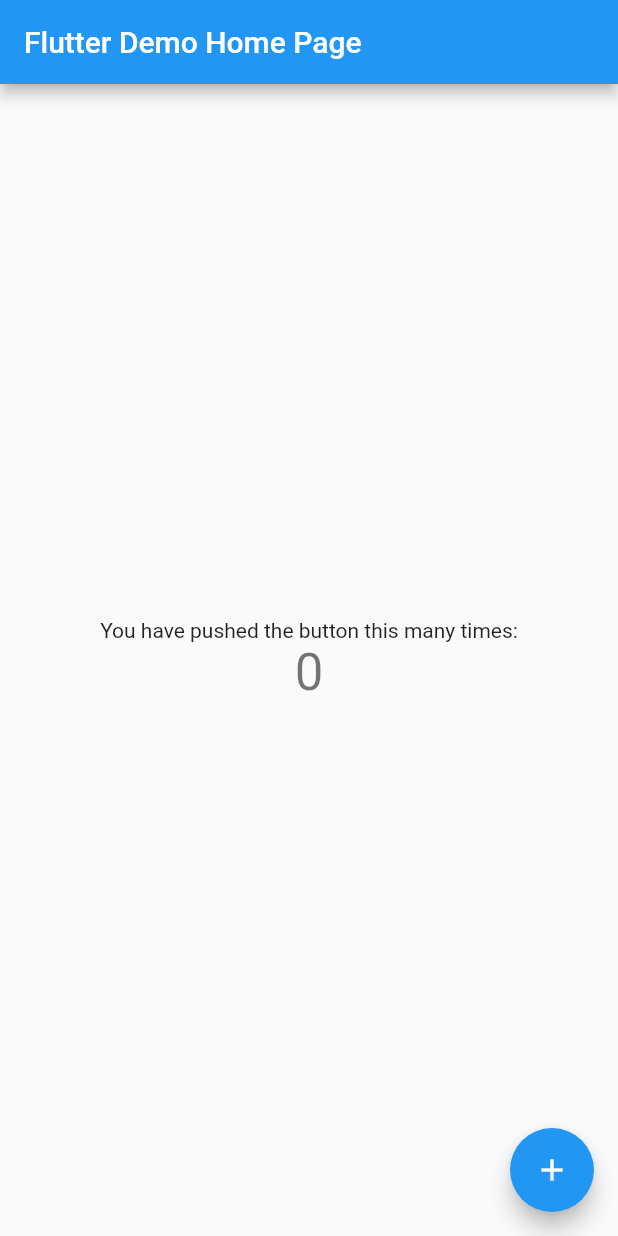
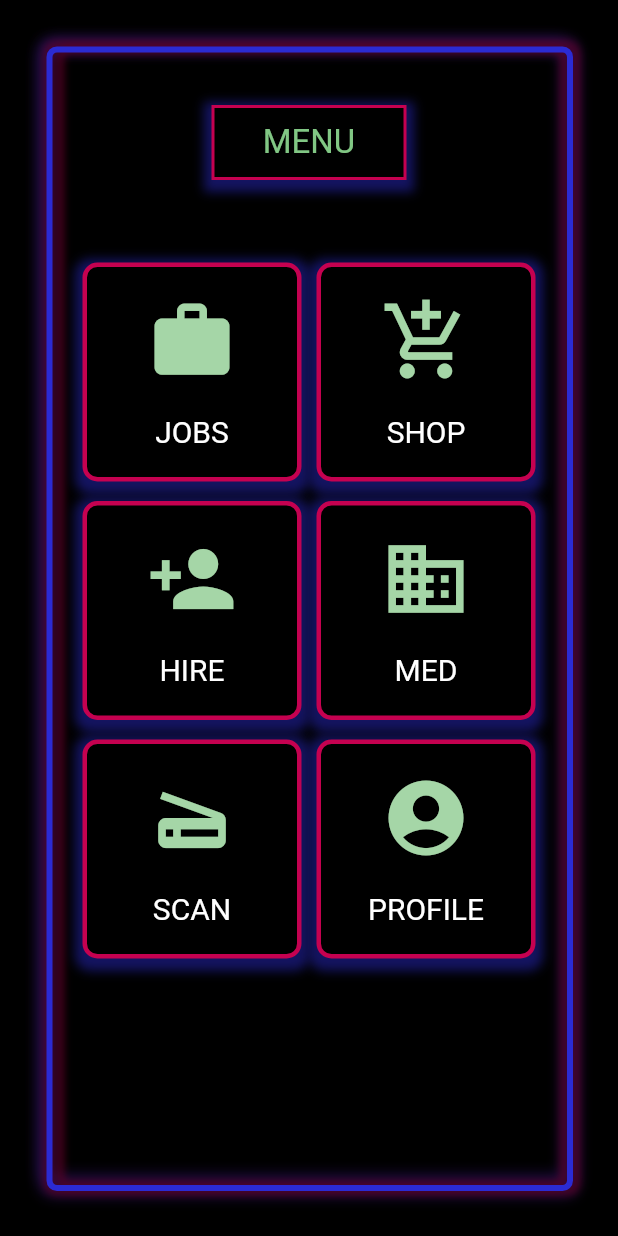
Before and after one commit to Sameerkash/flutterhackathon, a Flutter app: the screen it shows after launch, on a phone screen of 412 x 824 dp. Run offline on Flutter 3.47's test engine with Material 2 defaults, Android fonts, the phone set to English and light mode, and no system bars.

Commit message:
menu page done

```diff
--- a/lib/UI/main_screen/main_scree.dart
+++ b/lib/UI/main_screen/main_scree.dart
@@ -0,0 +1,128 @@
+import 'package:flutter/material.dart';
+import 'package:flutterhackathon/widgets/customs/custom_rect.dart';
+import 'package:flutterhackathon/widgets/primary_screen.dart';
+
+class MainScreen extends StatelessWidget {
+  @override
+  Widget build(BuildContext context) {
+    return Scaffold(
+      backgroundColor: Colors.black,
+      body: Padding(
+        padding: const EdgeInsets.all(30.0),
+        child: Container(
+          height: MediaQuery.of(context).size.height,
+          width: MediaQuery.of(context).size.width,
+          color: Colors.black,
+          child: CustomPaint(
+              painter: MyPainter(),
+              child: Container(
+                  padding: EdgeInsets.all(20),
+                  child: Column(
+                    children: <Widget>[
+                      Padding(
+                        padding: const EdgeInsets.only(top: 20),
+                        child: Center(
+                          child: Container(
+                            height: 50,
+                            width: 130,
+                            decoration: BoxDecoration(
+                                border: Border.all(
+                                    width: 2,
+                                    color: Color.fromRGBO(197, 1, 80, 1)),
+                                boxShadow: [
+                                  BoxShadow(
+                                    color: Color.fromRGBO(28, 28, 137, 1)
+                                        .withOpacity(0.7),
+                                    spreadRadius: 5,
+                                    blurRadius: 5,
+                                    offset: Offset(
+                                        0, 3), // changes position of shadow
+                                  ),
+                                ],
+                                color: Colors.black),
+                            child: Center(
+                              child: Text(
+                                "MENU",
+                                style: TextStyle(
+                                    fontSize: 22, color: Colors.green[300]),
+                              ),
+                            ),
+                          ),
+                        ),
+                      ),
+                      SizedBox(
+                        height: 50,
+                      ),
+                      GridView.count(
+                          shrinkWrap: true,
+                          mainAxisSpacing: 3,
+                          children: <Widget>[
+                            Padding(
+                              padding: const EdgeInsets.all(5.0),
+                              child: PrimaryButton(
+                                  height: 80,
+                                  width: 180,
+                                  icon: Icons.work,
+                                  color: Colors.green,
+                                  buttonText: "JOBS",
+                                  onPressed: () {}),
+                            ),
+                            Padding(
+                              padding: const EdgeInsets.all(5.0),
+                              child: PrimaryButton(
+                                  height: 80,
+                                  width: 180,
+                                  icon: Icons.add_shopping_cart,
+                                  color: Colors.green,
+                                  buttonText: "SHOP",
+                                  onPressed: () {}),
+                            ),
+                            Padding(
+                              padding: const EdgeInsets.all(5.0),
+                              child: PrimaryButton(
+                                  height: 80,
+                                  width: 180,
+                                  icon: Icons.person_add,
+                                  color: Colors.green,
+                                  buttonText: "HIRE",
+                                  onPressed: () {}),
+                            ),
+                            Padding(
+                              padding: const EdgeInsets.all(5.0),
+                              child: PrimaryButton(
+                                  height: 80,
+                                  width: 180,
+                                  icon: Icons.business,
+                                  color: Colors.green,
+                                  buttonText: "MED",
+                                  onPressed: () {}),
+                            ),
+                            Padding(
+                              padding: const EdgeInsets.all(5.0),
+                              child: PrimaryButton(
+                                  height: 80,
+                                  width: 180,
+                                  icon: Icons.scanner,
+                                  color: Colors.green,
+                                  buttonText: "SCAN",
+                                  onPressed: () {}),
+                            ),
+                            Padding(
+                              padding: const EdgeInsets.all(5.0),
+                              child: PrimaryButton(
+                                  height: 80,
+                                  width: 180,
+                                  icon: Icons.account_circle,
+                                  color: Colors.green,
+                                  buttonText: "PROFILE",
+                                  onPressed: () {}),
+                            ),
+                          ],
+                          crossAxisCount: 2)
+                    ],
+                  ))),
+        ),
+      ),
+    );
+  }
+}
--- a/lib/main.dart
+++ b/lib/main.dart
@@ -1,4 +1,5 @@
 import 'package:flutter/material.dart';
+import 'package:flutterhackathon/UI/main_screen/main_scree.dart';
 
 void main() {
   runApp(MyApp());
@@ -10,6 +11,7 @@
   Widget build(BuildContext context) {
     return MaterialApp(
       title: 'Flutter Demo',
+      debugShowCheckedModeBanner: false,
       theme: ThemeData(
         // This is the theme of your application.
         //
@@ -26,7 +28,7 @@
         // closer together (more dense) than on mobile platforms.
         visualDensity: VisualDensity.adaptivePlatformDensity,
       ),
-      home: MyHomePage(title: 'Flutter Demo Home Page'),
+      home: MainScreen(),
     );
   }
 }
--- /dev/null
+++ b/lib/widgets/customs/custom_rect.dart
@@ -0,0 +1,55 @@
+import 'package:flutter/material.dart';
+
+const double _kRadius = 5;
+const double _kBorderWidth = 4;
+
+class MyPainter extends CustomPainter {
+  MyPainter();
+
+  @override
+  void paint(Canvas canvas, Size size) {
+    final rrectBorder = RRect.fromRectAndRadius(
+        Offset(3, 3) & Size(size.width - 5, size.height - 5),
+        Radius.circular(_kRadius));
+
+    final rrectShadow =
+        RRect.fromRectAndRadius(Offset(0, 0) & size, Radius.circular(_kRadius));
+
+    final rrectShadow1 = RRect.fromRectAndRadius(
+        Offset(0, 0) & Size(size.width - 4, size.height - 7),
+        Radius.circular(_kRadius));
+
+    final rrectShadow2 =
+        RRect.fromRectAndRadius(Offset(2, 0) & size, Radius.circular(_kRadius));
+    final rrectShadow3 = RRect.fromRectAndRadius(
+        Offset(10, 3) & Size(size.width - 16, size.height - 7),
+        Radius.circular(_kRadius));
+
+    final shadowPaint = Paint()
+      ..strokeWidth = _kBorderWidth
+      ..color = Color.fromRGBO(59, 22, 126, 1)
+      ..style = PaintingStyle.stroke
+      ..maskFilter = MaskFilter.blur(BlurStyle.normal, 5);
+
+    final shadowPaint1 = Paint()
+      ..strokeWidth = _kBorderWidth
+      ..color = Color.fromRGBO(93, 0, 35, 1)
+      ..style = PaintingStyle.stroke
+      ..maskFilter = MaskFilter.blur(BlurStyle.normal, 3);
+
+    final borderPaint = Paint()
+      ..strokeWidth = _kBorderWidth
+      ..color = Color.fromRGBO(43, 43, 211, 1)
+      ..style = PaintingStyle.stroke;
+
+    canvas.drawRRect(rrectShadow, shadowPaint);
+    canvas.drawRRect(rrectShadow1, shadowPaint);
+    canvas.drawRRect(rrectShadow2, shadowPaint1);
+    canvas.drawRRect(rrectShadow3, shadowPaint1);
+
+    canvas.drawRRect(rrectBorder, borderPaint);
+  }
+
+  @override
+  bool shouldRepaint(CustomPainter oldDelegate) => true;
+}
--- /dev/null
+++ b/lib/widgets/primary_screen.dart
@@ -0,0 +1,96 @@
+import 'package:flutter/material.dart';
+
+class PrimaryButton extends StatefulWidget {
+  final Color color;
+  final String buttonText;
+  final Function onPressed;
+  final double height;
+  final double width;
+  final IconData icon;
+
+  PrimaryButton(
+      {this.color,
+      this.icon,
+      @required this.buttonText,
+      @required this.onPressed,
+      this.height,
+      this.width});
+
+  @override
+  _PrimaryButtonState createState() => _PrimaryButtonState();
+}
+
+class _PrimaryButtonState extends State<PrimaryButton>
+    with TickerProviderStateMixin<PrimaryButton> {
+  double _scale;
+  AnimationController _controller;
+
+  @override
+  void initState() {
+    _controller = AnimationController(
+      vsync: this,
+      duration: Duration(milliseconds: 100),
+      lowerBound: 0.0,
+      upperBound: 0.1,
+    )..addListener(() {
+        setState(() {});
+      });
+    super.initState();
+  }
+
+  @override
+  Widget build(BuildContext context) {
+    final borderRadius = 10.0;
+    _scale = 1 - _controller.value;
+
+    return GestureDetector(
+      onTap: () {
+        _controller.forward().then((val) {
+          _controller.reverse().then((val) {
+            widget.onPressed();
+          });
+        });
+      },
+      child: Transform.scale(
+        scale: _scale,
+        child: Container(
+          height: widget.height,
+          width: widget.width,
+          decoration: BoxDecoration(
+            border: Border.all(width: 3, color: Color.fromRGBO(197, 1, 80, 1)),
+            boxShadow: [
+              BoxShadow(
+                color: Color.fromRGBO(28, 28, 137, 1).withOpacity(0.7),
+                spreadRadius: 5,
+                blurRadius: 5,
+                offset: Offset(0, 3), // changes position of shadow
+              ),
+            ],
+            color: Colors.black,
+            borderRadius: BorderRadius.circular(borderRadius),
+          ),
+          child: Column(
+            mainAxisAlignment: MainAxisAlignment.spaceEvenly,
+            children: <Widget>[
+              Icon(
+                widget.icon,
+                color: Colors.green[200],
+                size: 60,
+              ),
+              Text(
+                widget.buttonText,
+                style: TextStyle(color: Colors.white, fontSize: 20),
+              ),
+            ],
+          ),
+        ),
+      ),
+    );
+  }
+
+  @override
+  void dispose() {
+    _controller.dispose();
+    super.dispose();
+  }
+}
```
Also changed, not shown: pubspec.lock, 2 other files.
